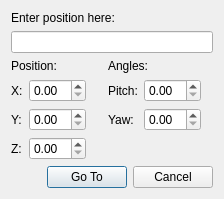
Zee2401/o3de, file Code/Editor/GotoPositionDlg.ui: the form before one commit.
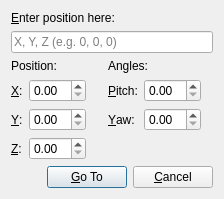
The form after the commit.

Commit message:
🎨 Palette: Enhance Go to Position dialog accessibility and UX
- Add keyboard mnemonics to input labels and action buttons (&Enter position here:, &X:, &Y:, &Z:, &Pitch:, &Yaw:, &Go To, &Cancel)
- Associate labels with input controls via buddy relationships for screen readers
- Add placeholderText "X, Y, Z (e.g. 0, 0, 0)" and clearButtonEnabled to position edit widget

```diff
--- a/Code/Editor/GotoPositionDlg.ui
+++ b/Code/Editor/GotoPositionDlg.ui
@@ -41,7 +41,10 @@
      <item row="0" column="0" colspan="7">
       <widget class="QLabel" name="label">
        <property name="text">
-        <string>Enter position here:</string>
+        <string>&amp;Enter position here:</string>
+       </property>
+       <property name="buddy">
+        <cstring>m_posEdit</cstring>
        </property>
       </widget>
      </item>
@@ -55,28 +58,40 @@
      <item row="5" column="0">
       <widget class="QLabel" name="label_8">
        <property name="text">
-        <string>Z:</string>
+        <string>&amp;Z:</string>
+       </property>
+       <property name="buddy">
+        <cstring>m_dymZ</cstring>
        </property>
       </widget>
      </item>
      <item row="4" column="0">
       <widget class="QLabel" name="label_6">
        <property name="text">
-        <string>Y:</string>
+        <string>&amp;Y:</string>
+       </property>
+       <property name="buddy">
+        <cstring>m_dymY</cstring>
        </property>
       </widget>
      </item>
      <item row="3" column="3">
       <widget class="QLabel" name="label_5">
        <property name="text">
-        <string>Pitch:</string>
+        <string>&amp;Pitch:</string>
+       </property>
+       <property name="buddy">
+        <cstring>m_dymAnglePitch</cstring>
        </property>
       </widget>
      </item>
      <item row="4" column="3">
       <widget class="QLabel" name="label_7">
        <property name="text">
-        <string>Yaw:</string>
+        <string>&amp;Yaw:</string>
+       </property>
+       <property name="buddy">
+        <cstring>m_dymAngleYaw</cstring>
        </property>
       </widget>
      </item>
@@ -102,7 +117,10 @@
      <item row="3" column="0">
       <widget class="QLabel" name="label_4">
        <property name="text">
-        <string>X:</string>
+        <string>&amp;X:</string>
+       </property>
+       <property name="buddy">
+        <cstring>m_dymX</cstring>
        </property>
       </widget>
      </item>
@@ -114,6 +132,12 @@
        <property name="alignment">
         <set>Qt::AlignLeading|Qt::AlignLeft|Qt::AlignVCenter</set>
        </property>
+       <property name="placeholderText">
+        <string>X, Y, Z (e.g. 0, 0, 0)</string>
+       </property>
+       <property name="clearButtonEnabled">
+        <bool>true</bool>
+       </property>
       </widget>
      </item>
      <item row="3" column="4">
@@ -139,14 +163,14 @@
      <item>
       <widget class="QPushButton" name="pushButton">
        <property name="text">
-        <string>Go To</string>
+        <string>&amp;Go To</string>
        </property>
       </widget>
      </item>
      <item>
       <widget class="QPushButton" name="pushButton_2">
        <property name="text">
-        <string>Cancel</string>
+        <string>&amp;Cancel</string>
        </property>
       </widget>
      </item>
```
